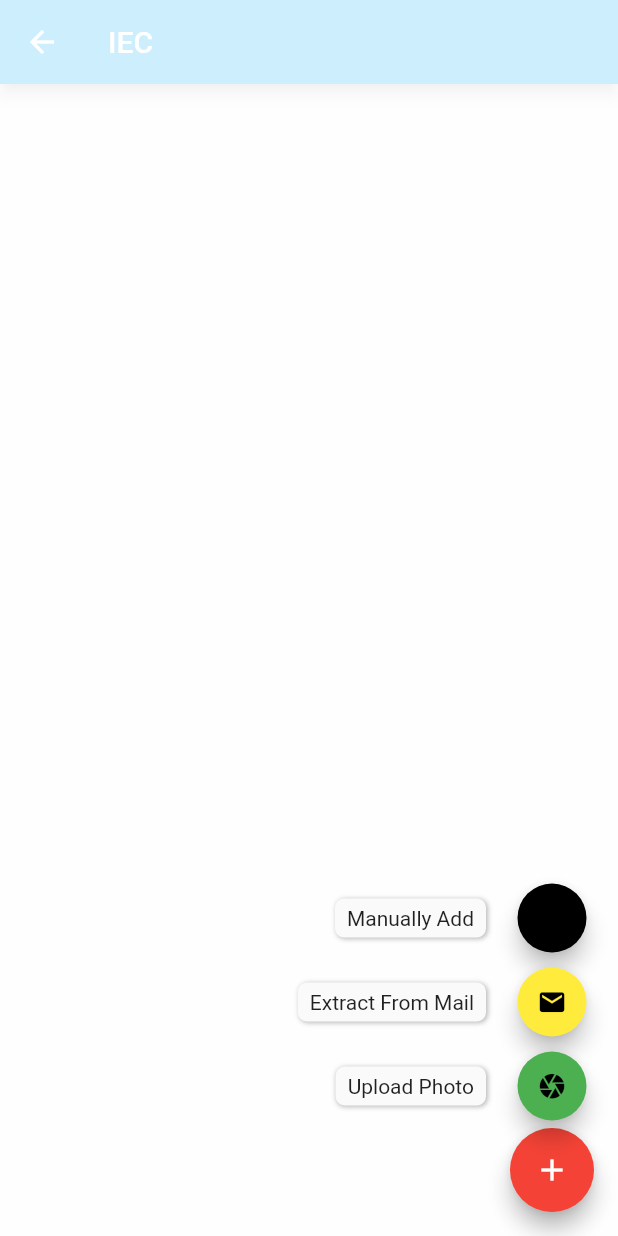
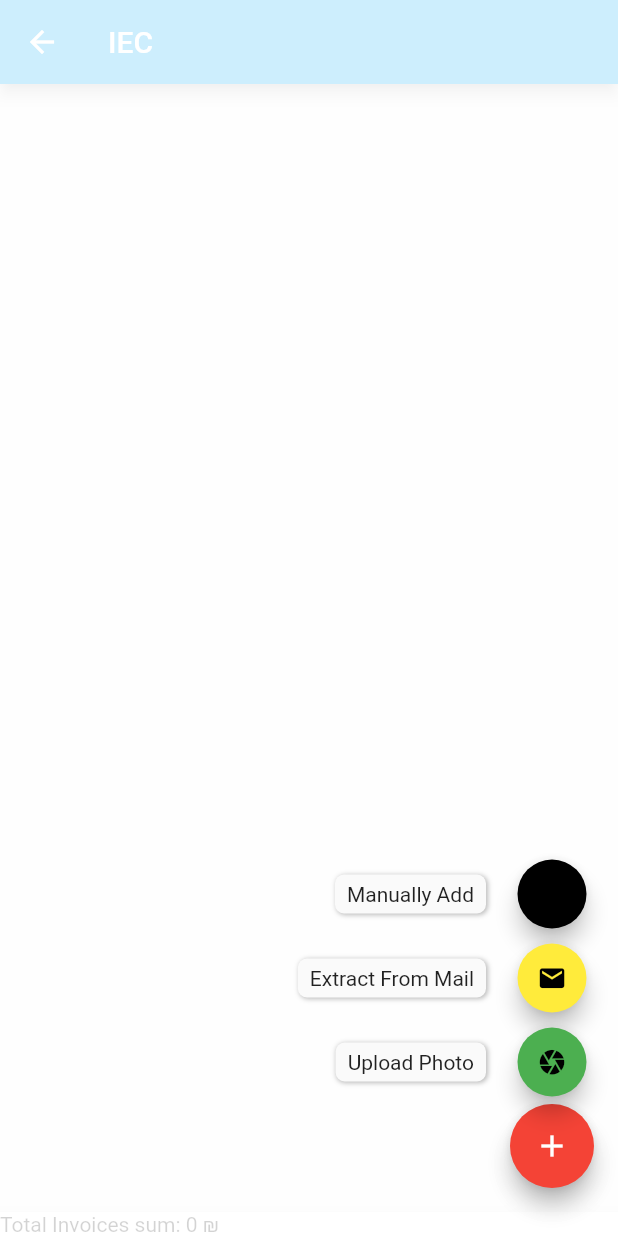
Before and after one commit to barilki/Billy, a Flutter app: the MainCompanies screen opened directly, after a tap on the "add" icon, on a phone screen of 412 x 824 dp. Run offline on Flutter 3.47's test engine with Material 2 defaults, Android fonts, the phone set to English and light mode, and no system bars; drawn by our look-alikes of flutter_speed_dial; our stand-ins replace cloud_firestore, firebase_auth, firebase_core, firebase_storage, google_fonts, image_picker and 1 more; missing offline and left inert: enough_mail, imap_client, syncfusion_flutter_pdf, tesseract_ocr; accounts and stored records are empty.

Commit message:
version 1.6 shay

```diff
--- a/lib/companies/main_companies.dart
+++ b/lib/companies/main_companies.dart
@@ -5,17 +5,14 @@ import 'package:cloud_firestore/cloud_firestore.dart';
 import 'package:flutter/cupertino.dart';
 import 'package:flutter/material.dart';
 import 'package:firebase_auth/firebase_auth.dart';
-import 'package:firebase_storage/firebase_storage.dart';
-import 'package:flutter/services.dart';
-import 'dart:io';
 import 'package:flutter_speed_dial/flutter_speed_dial.dart';
 
 class MainCompanies extends StatefulWidget {
   final String companyName;
   final String text;
   static Future<String> sharedPrefTxt = SharedPrefs.getKey('filteredTxt');
+  MainCompanies({Key key, this.companyName, this.text}) : super(key: key);
 
-  MainCompanies({Key key, this.companyName, this.text}) : super(key: key);
   @override
   _MainCompaniesState createState() => _MainCompaniesState();
 }
@@ -24,11 +21,6 @@ class _MainCompaniesState extends State<MainCompanies> {
   final GlobalKey<FormState> _formKey = GlobalKey<FormState>();
   static final user = FirebaseAuth.instance.currentUser;
 
-  @override
-  void initState() {
-    // TODO: implement initState
-    super.initState();
-  }
 
   @override
   Widget build(BuildContext context) {
@@ -70,8 +62,15 @@ class _MainCompaniesState extends State<MainCompanies> {
               label: "Manually Add",
               onTap: () async {
                 await showInformationDialog(context);
-              })
+              }),
         ],
+      ),
+      bottomNavigationBar: BottomAppBar(
+        child: Row(
+          children: [
+            Text("Total Invoices sum: " + InvoicesList.sum.toString() + " ₪")
+          ],
+        ),
       ),
     );
   }
@@ -80,7 +79,7 @@ class _MainCompaniesState extends State<MainCompanies> {
     return await showDialog(
         context: context,
         builder: (context) {
-          String clientID, invoiceID, invoiceDate, invoiceSum;
+          String clientID, invoiceID, invoiceDate,invoiceSum;
           return StatefulBuilder(builder: (context, setState) {
             return AlertDialog(
               content: Form(
@@ -150,6 +149,7 @@ class _MainCompaniesState extends State<MainCompanies> {
 
 class InvoicesList extends StatelessWidget {
   final String companyName;
+  static int sum = 0; //sum for counting total invoices sum
   InvoicesList({this.companyName});
   @override
   Widget build(BuildContext context) {
@@ -161,6 +161,10 @@ class InvoicesList extends StatelessWidget {
             .snapshots(),
         builder: (BuildContext context, AsyncSnapshot<QuerySnapshot> snapshot) {
           if (!snapshot.hasData) return new Text('Loading...');
+          //snapshot to calculate invoices total sum
+          snapshot.data.docs.forEach((element) {
+            sum = sum + int.parse(element.data()['invoiceSum']);
+          });
           return new ListView(
             children: snapshot.data.docs.map((document) {
               return new ListTile(
@@ -176,8 +180,8 @@ class InvoicesList extends StatelessWidget {
                 ),
                 trailing: IconButton(
                   icon: new Icon(Icons.image),
-                  onPressed: () async{
-                    print(FirebaseFirestore.instance.collection("users").doc(_MainCompaniesState.user.uid).collection(companyName).get());
+                  onPressed: () async {
+                    //print(await document.data()['url']);
                   },
                   color: Colors.orange,
                 ),
@@ -185,10 +189,12 @@ class InvoicesList extends StatelessWidget {
                 horizontalTitleGap: 10.0,
               );
             }).toList(),
+
           );
         }
     );
   }
 
 
+
 }
```
